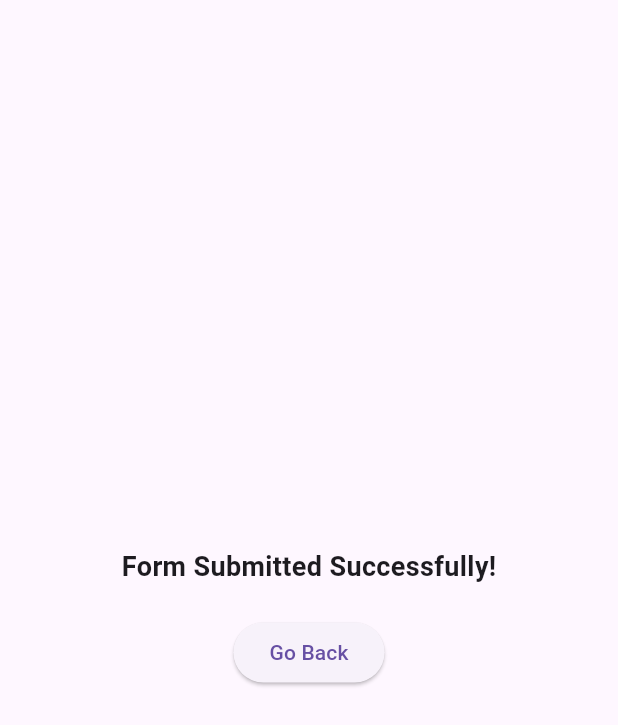
After one commit to Ruhisawant/Sign-up-Page-App, a Flutter app: the SuccessScreen screen opened directly, on a phone screen of 412 x 824 dp. The commit adds this screen. Shown: the top 725 px of the screen. Run offline on Flutter 3.47's test engine with Material 3 defaults, Android fonts, the phone set to English and light mode, and no system bars.

Commit message:
Added navigation and success screen

```diff
--- a/lib/main.dart
+++ b/lib/main.dart
@@ -1,4 +1,5 @@
 import 'package:flutter/material.dart';
+import 'success_screen.dart';
 
 void main() => runApp(const MyApp());
 
@@ -96,8 +97,9 @@ class MyCustomFormState extends State<MyCustomForm> {
                 if (_formKey.currentState!.validate()) {
                   // If the form is valid, display a snackbar. In the real world,
                   // you'd often call a server or save the information in a database.
-                  ScaffoldMessenger.of(context).showSnackBar(
-                    const SnackBar(content: Text('Form Submitted Successfully!')),
+                  Navigator.push(
+                    context,
+                    MaterialPageRoute(builder: (context) => const SuccessScreen()),
                   );
                 }
               },
--- /dev/null
+++ b/lib/success_screen.dart
@@ -0,0 +1,35 @@
+import 'package:flutter/material.dart';
+import 'main.dart';
+
+class SuccessScreen extends StatefulWidget {
+  const SuccessScreen({super.key});
+
+  @override
+  State<SuccessScreen> createState() => _SuccessState();
+}
+
+class _SuccessState extends State<SuccessScreen> {
+  @override
+  Widget build(BuildContext context) {
+    return Scaffold(
+      body: Center(
+        child: Column(
+          mainAxisAlignment: MainAxisAlignment.center,
+          children: [
+            const Text(
+              'Form Submitted Successfully!',
+              style: TextStyle(fontSize: 18, fontWeight: FontWeight.bold),
+            ),
+            const SizedBox(height: 20),
+            ElevatedButton(
+              onPressed: () {
+                Navigator.pop(context);
+              },
+              child: const Text('Go Back'),
+            ),
+          ],
+        ),
+      ),
+    );
+  }
+}
```
